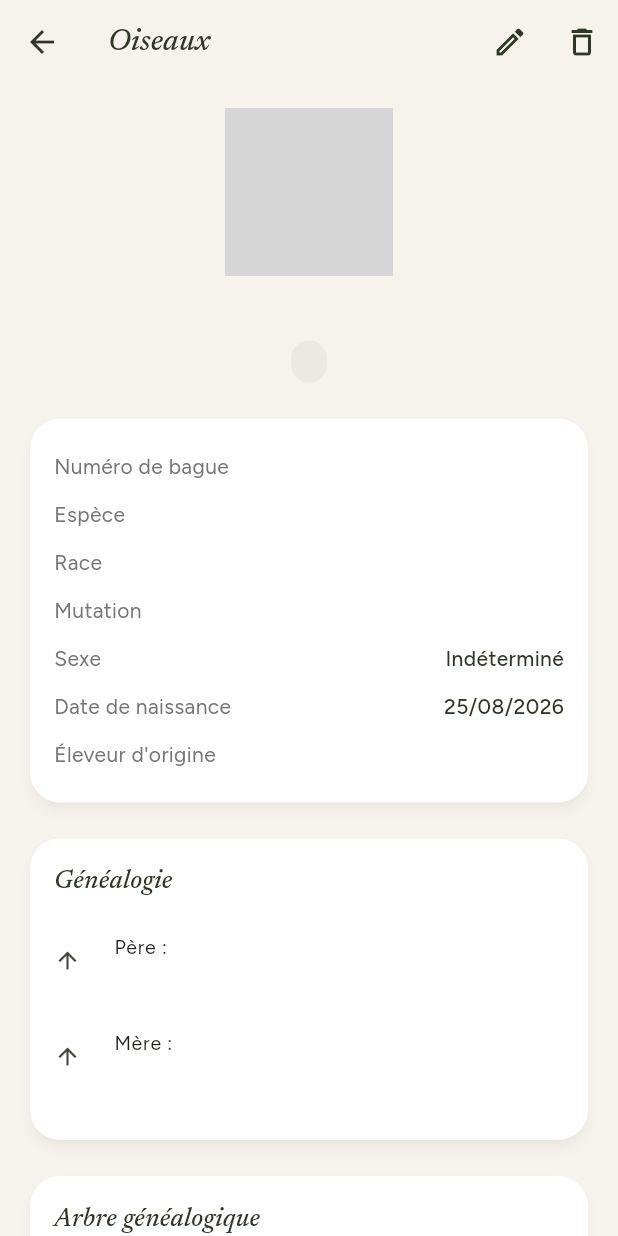
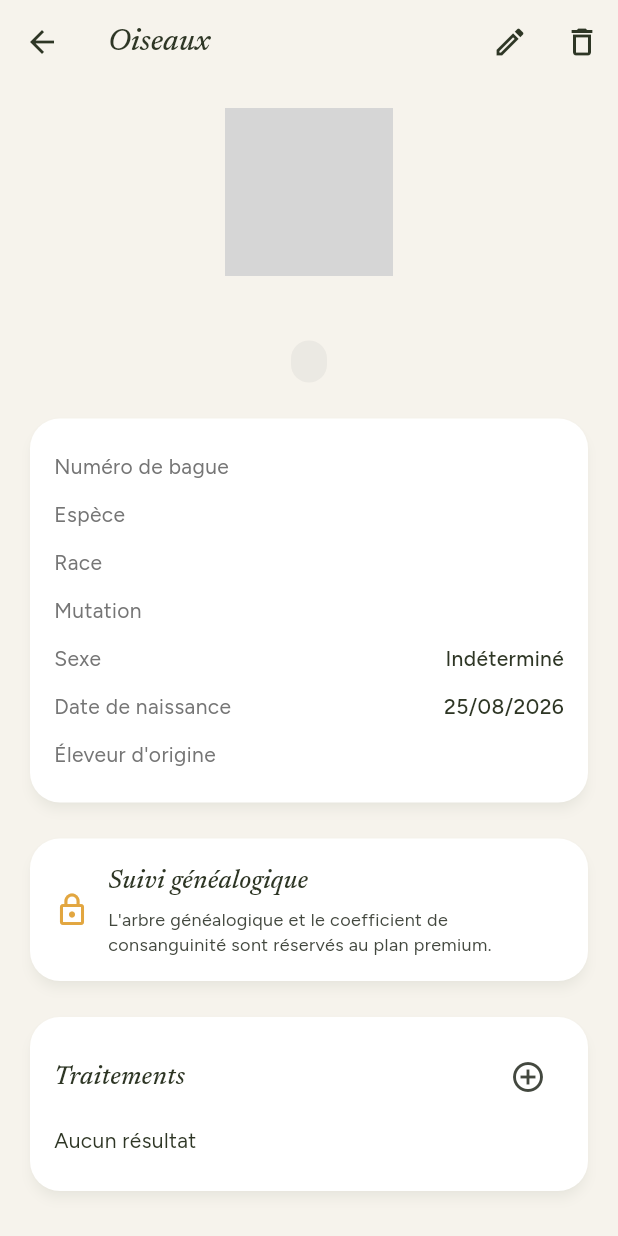
Before and after one commit to mainT83/HENI, a Flutter app: the OiseauDetailScreen screen opened directly with empty values, on a phone screen of 412 x 824 dp. Run offline on Flutter 3.47's test engine with Material 3 defaults, Android fonts, the phone set to English and light mode, and no system bars; our stand-ins replace cached_network_image, fl_chart, flutter_riverpod, go_router, google_fonts, image_picker and 1 more; accounts and stored records are empty; network calls fail; grey boxes are pictures that could not be loaded.

Commit message:
Ajoute la limite du plan gratuit à 10 oiseaux et verrouille le suivi généalogique en premium

```diff
--- a/assets/translations/ar.json
+++ b/assets/translations/ar.json
@@ -66,7 +66,7 @@
   "inactive": "غير نشط",
   "notes": "ملاحظات",
   "free_limit_title": "حد الخطة المجانية",
-  "free_limit_message": "تسمح الخطة المجانية بإدارة 5 أزواج كحد أقصى. تواصل معنا للترقية إلى النسخة المميزة وإضافة المزيد.",
+  "free_limit_message": "تسمح الخطة المجانية بإدارة 10 طيور كحد أقصى، دون تتبع النسب. تواصل معنا للترقية إلى النسخة المميزة وإضافة المزيد من الطيور مع تتبع القرابة.",
 
   "add_clutch": "إضافة بيضة",
   "pair": "زوج",
--- a/assets/translations/en.json
+++ b/assets/translations/en.json
@@ -66,7 +66,7 @@
   "inactive": "Inactive",
   "notes": "Notes",
   "free_limit_title": "Free plan limit",
-  "free_limit_message": "The free plan allows up to 5 pairs. Contact us to upgrade to premium and add more.",
+  "free_limit_message": "The free plan allows up to 10 birds, without genealogy tracking. Contact us to upgrade to premium and unlock more birds plus inbreeding tracking.",
 
   "add_clutch": "Add a clutch",
   "pair": "Pair",
--- a/assets/translations/fr.json
+++ b/assets/translations/fr.json
@@ -66,7 +66,7 @@
   "inactive": "Inactif",
   "notes": "Notes",
   "free_limit_title": "Limite du plan gratuit",
-  "free_limit_message": "Le plan gratuit permet de gérer jusqu'à 5 couples. Contactez-nous pour passer en premium et en ajouter davantage.",
+  "free_limit_message": "Le plan gratuit permet de gérer jusqu'à 10 oiseaux, sans suivi généalogique. Contactez-nous pour passer en premium et débloquer plus d'oiseaux et le suivi de consanguinité.",
 
   "add_clutch": "Ajouter une ponte",
   "pair": "Couple",
--- /dev/null
+++ b/lib/data/limite_plan_gratuit_exception.dart
@@ -0,0 +1,3 @@
+/// Levée quand un trigger de limite du plan gratuit bloque une création
+/// (ex: verifier_limite_oiseaux_gratuit, migration 019).
+class LimitePlanGratuitException implements Exception {}
--- a/lib/features/oiseaux/oiseau_detail_screen.dart
+++ b/lib/features/oiseaux/oiseau_detail_screen.dart
@@ -11,6 +11,8 @@ import '../../providers/locale_provider.dart';
 import '../../core/theme/app_theme.dart';
 import '../../widgets/feather_icon.dart';
 import '../../providers/traitements_provider.dart';
+import '../../providers/profile_provider.dart';
+import '../../widgets/premium_locked_card.dart';
 import '../traitements/traitements_list_screen.dart';
 
 class OiseauDetailScreen extends ConsumerWidget {
@@ -135,6 +137,20 @@ class _DetailBody extends ConsumerWidget {
         const SizedBox(height: 16),
 
         if (oiseau.pereId != null || oiseau.mereId != null)
+          ref.watch(isPremiumProvider).when(
+                loading: () => const SizedBox.shrink(),
+                error: (_, __) => const SizedBox.shrink(),
+                data: (estPremium) {
+                  if (!estPremium) {
+                    return const PremiumLockedCard(
+                      titre: 'Suivi généalogique',
+                      message:
+                          "L'arbre généalogique et le coefficient de consanguinité sont réservés au plan premium.",
+                    );
+                  }
+                  return Column(
+                    crossAxisAlignment: CrossAxisAlignment.start,
+                    children: [
                       Card(
                         child: Padding(
                           padding: const EdgeInsets.all(16),
@@ -153,11 +169,12 @@ class _DetailBody extends ConsumerWidget {
                           ),
                         ),
                       ),
-
-        if (oiseau.pereId != null || oiseau.mereId != null) ...[
                       const SizedBox(height: 16),
                       _ArbreGenealogique(oiseauId: oiseau.id),
                     ],
+                  );
+                },
+              ),
 
         const SizedBox(height: 16),
         _TraitementsSection(oiseauId: oiseau.id),
--- a/lib/features/oiseaux/oiseau_form_screen.dart
+++ b/lib/features/oiseaux/oiseau_form_screen.dart
@@ -10,6 +10,7 @@ import '../../models/oiseau.dart';
 import '../../models/espece.dart';
 import '../../providers/oiseaux_provider.dart';
 import '../../providers/locale_provider.dart';
+import '../../data/limite_plan_gratuit_exception.dart';
 
 /// Écran unique pour créer (oiseauId == null) ou modifier un oiseau.
 class OiseauFormScreen extends ConsumerStatefulWidget {
@@ -155,11 +156,31 @@ class _OiseauFormScreenState extends ConsumerState<OiseauFormScreen> {
       if (widget.isEdition) ref.invalidate(oiseauDetailProvider(widget.oiseauId!));
 
       if (mounted) context.pop();
+    } on LimitePlanGratuitException {
+      if (mounted) _afficherDialogueLimite();
     } catch (e) {
       setState(() => _erreur = e.toString());
     } finally {
       if (mounted) setState(() => _loading = false);
     }
+  }
+
+  void _afficherDialogueLimite() {
+    final t = ref.read(translationsProvider).valueOrNull;
+    showDialog(
+      context: context,
+      builder: (context) => AlertDialog(
+        title: Text(t?.t('free_limit_title') ?? 'Limite du plan gratuit'),
+        content: Text(t?.t('free_limit_message') ??
+            'Le plan gratuit permet de gérer jusqu\'à 10 oiseaux, sans suivi généalogique.'),
+        actions: [
+          TextButton(
+            onPressed: () => Navigator.of(context).pop(),
+            child: Text(t?.t('cancel') ?? 'Fermer'),
+          ),
+        ],
+      ),
+    );
   }
 
   @override
--- /dev/null
+++ b/lib/providers/profile_provider.dart
@@ -0,0 +1,12 @@
+import 'package:flutter_riverpod/flutter_riverpod.dart';
+import 'supabase_provider.dart';
+
+/// true si l'éleveur connecté a payé pour le plan premium (voir
+/// profiles.is_premium, migration 011/019).
+final isPremiumProvider = FutureProvider<bool>((ref) async {
+  final client = ref.watch(supabaseClientProvider);
+  final userId = client.auth.currentUser?.id;
+  if (userId == null) return false;
+  final row = await client.from('profiles').select('is_premium').eq('id', userId).single();
+  return row['is_premium'] as bool? ?? false;
+});
--- /dev/null
+++ b/lib/widgets/premium_locked_card.dart
@@ -0,0 +1,41 @@
+import 'package:flutter/material.dart';
+import '../core/theme/app_theme.dart';
+
+/// Affiché à la place d'une fonctionnalité premium (suivi généalogique /
+/// consanguinité) quand l'éleveur est sur le plan gratuit.
+class PremiumLockedCard extends StatelessWidget {
+  final String titre;
+  final String message;
+
+  const PremiumLockedCard({
+    super.key,
+    required this.titre,
+    this.message = 'Disponible avec le plan premium.',
+  });
+
+  @override
+  Widget build(BuildContext context) {
+    return Card(
+      child: Padding(
+        padding: const EdgeInsets.all(16),
+        child: Row(
+          children: [
+            Icon(Icons.lock_outline, color: AppTheme.warning),
+            const SizedBox(width: 12),
+            Expanded(
+              child: Column(
+                crossAxisAlignment: CrossAxisAlignment.start,
+                children: [
+                  Text(titre, style: Theme.of(context).textTheme.titleMedium),
+                  const SizedBox(height: 4),
+                  Text(message,
+                      style: TextStyle(color: Theme.of(context).colorScheme.onSurfaceVariant, fontSize: 12)),
+                ],
+              ),
+            ),
+          ],
+        ),
+      ),
+    );
+  }
+}
```
Also changed, not shown: lib/data/couples_repository.dart (+0 -11 lines), lib/data/oiseaux_repository.dart (+8 -0 lines), lib/features/couples/couple_form_screen.dart (+18 -23 lines), 1 other file. Lines whose indentation alone changed are shown as unchanged.
